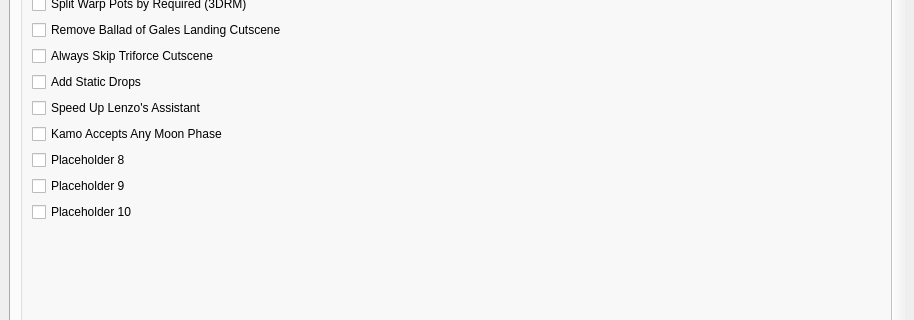
Before: the Qt Designer form wwr_ui/randomizer_window.ui in tanjo3/wwrando, drawn with Qt 5; both pictures show x 0 to 914 and y 107 to 427 of the 914 by 800 pixel window.
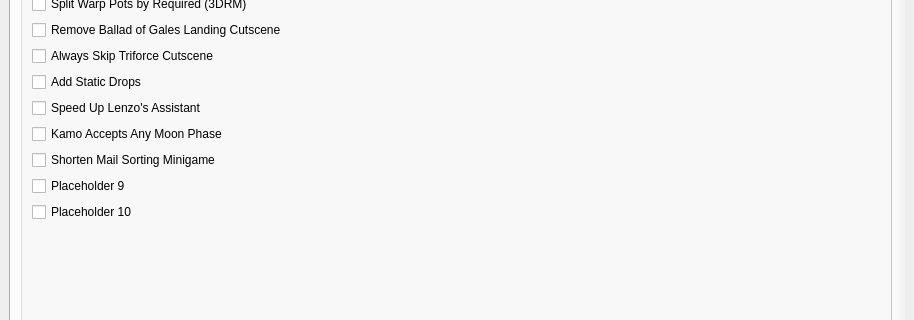
After: the same form once the commit is applied. The open tabs and pages were chosen to show the change. Custom widgets are drawn as their Qt base class.

Commit message: add shorten mail minigame option

```diff
--- a/wwr_ui/randomizer_window.ui
+++ b/wwr_ui/randomizer_window.ui
@@ -1314,7 +1314,7 @@
                <item>
                 <widget class="QCheckBox" name="quality_of_life_8">
                  <property name="text">
-                  <string>Placeholder 8</string>
+                  <string>Shorten Mail Sorting Minigame</string>
                  </property>
                 </widget>
                </item>
```
Left out of the diff: 2 changed lines with no effect on the pictures. The commit also changes 3 other files.
